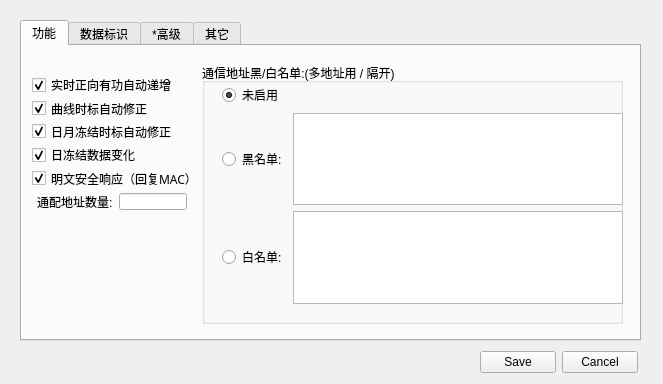
Above: UI_Meter698_config.ui from yuani520/Meter698-45Simulator before the change. Below: the same form after it.
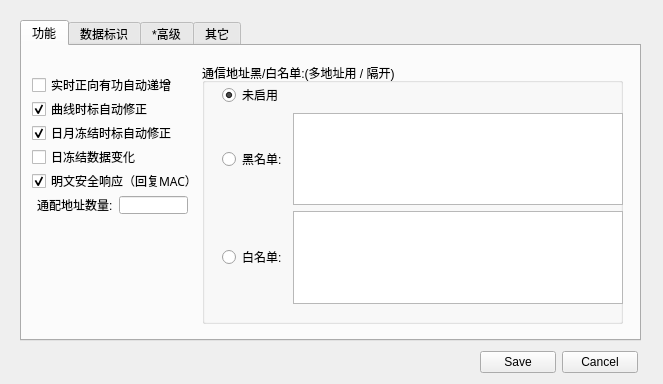
That is the form after the change.

Diff of the .ui file:
```diff
--- a/UI_Meter698_config.ui
+++ b/UI_Meter698_config.ui
@@ -55,8 +55,8 @@
       <rect>
        <x>10</x>
        <y>30</y>
-       <width>169</width>
-       <height>134</height>
+       <width>170</width>
+       <height>138</height>
       </rect>
      </property>
      <layout class="QVBoxLayout" name="verticalLayout">
@@ -66,7 +66,7 @@
          <string>实时正向有功自动递增</string>
         </property>
         <property name="checked">
-         <bool>true</bool>
+         <bool>false</bool>
         </property>
        </widget>
       </item>
@@ -129,8 +129,11 @@
         <property name="text">
          <string>日冻结数据变化</string>
         </property>
+        <property name="checkable">
+         <bool>false</bool>
+        </property>
         <property name="checked">
-         <bool>true</bool>
+         <bool>false</bool>
         </property>
         <property name="autoRepeat">
          <bool>false</bool>
```
Left out of the diff: 2 changed lines with no effect on the pictures.
